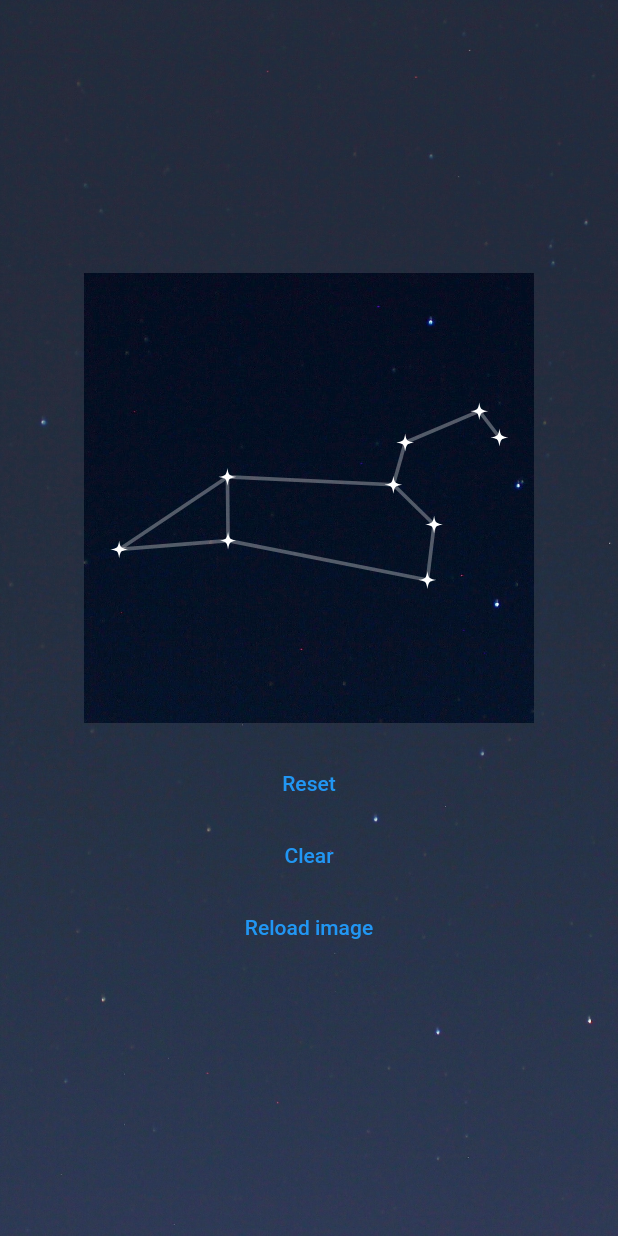
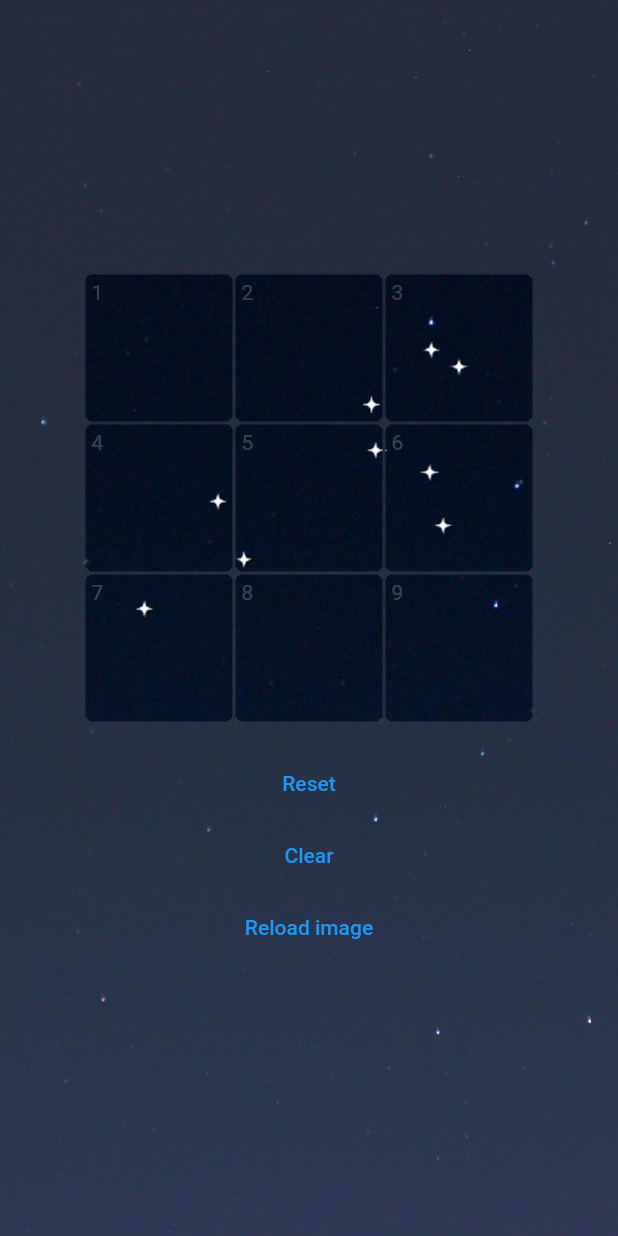
Before and after one commit to Zohenn/star_puzzle, a Flutter app: the screen it shows after launch, after a tap on "Reload image", on a phone screen of 412 x 824 dp. Run offline on Flutter 3.47's test engine with Material 2 defaults, Android fonts, the phone set to English and light mode, and no system bars.

Commit message:
tile design

```diff
--- a/lib/leo.dart
+++ b/lib/leo.dart
@@ -2,15 +2,24 @@ import 'package:star_puzzle/constellation.dart';
 
 final leo = Constellation(
   stars: [
-    Star(pos: Position(0.078249990940094, 0.614187479019165)),
-    Star(pos: Position(0.3201666673024495, 0.5946875015894572)),
-    Star(pos: Position(0.31877084573109943, 0.4531041781107585)),
-    Star(pos: Position(0.7631458441416422, 0.6821458339691162)),
-    Star(pos: Position(0.7780208587646484, 0.5588124990463257)),
-    Star(pos: Position(0.687541643778483, 0.470520814259847)),
-    Star(pos: Position(0.7138333320617676, 0.376687486966451)),
-    Star(pos: Position(0.8784791628519694, 0.3069791595141093)),
-    Star(pos: Position(0.9232291380564371, 0.36556251843770343)),
+    // Star(pos: Position(0.078249990940094, 0.614187479019165)),
+    // Star(pos: Position(0.3201666673024495, 0.5946875015894572)),
+    // Star(pos: Position(0.31877084573109943, 0.4531041781107585)),
+    // Star(pos: Position(0.7631458441416422, 0.6821458339691162)),
+    // Star(pos: Position(0.7780208587646484, 0.5588124990463257)),
+    // Star(pos: Position(0.687541643778483, 0.470520814259847)),
+    // Star(pos: Position(0.7138333320617676, 0.376687486966451)),
+    // Star(pos: Position(0.8784791628519694, 0.3069791595141093)),
+    // Star(pos: Position(0.9232291380564371, 0.36556251843770343)),
+    Star(pos: Position(0.13372579216957092, 0.7442870934804281)),
+    Star(pos: Position(0.3525862693786621, 0.6393872102101644)),
+    Star(pos: Position(0.30054424206415814, 0.5077079137166342)),
+    Star(pos: Position(0.7974852720896403, 0.5622869729995728)),
+    Star(pos: Position(0.7671735286712646, 0.44181470076243085)),
+    Star(pos: Position(0.6510630448659261, 0.3918120861053467)),
+    Star(pos: Position(0.6419815619786581, 0.2947890559832255)),
+    Star(pos: Position(0.7707105477650961, 0.1707069476445516)),
+    Star(pos: Position(0.8334826628367106, 0.20936224857966104)),
   ],
   lines: [
     Line(0, 1),
--- a/lib/main.dart
+++ b/lib/main.dart
@@ -38,6 +38,7 @@ class MyHomePage extends StatefulWidget {
 
 class _MyHomePageState extends State<MyHomePage> {
   ui.Image? image;
+  ui.Image? renderedImage;
   ConstellationAnimation constellationAnimation = ConstellationAnimation.from(leo);
   late Ticker ticker;
   int previousTime = 0;
@@ -61,7 +62,20 @@ class _MyHomePageState extends State<MyHomePage> {
 
     final ui.Image _image = (await codec.getNextFrame()).image;
 
-    setState(() => image = _image);
+    ui.PictureRecorder recorder = ui.PictureRecorder();
+    Canvas canvas = Canvas(recorder);
+    final backgroundPainter = ConstellationBackgroundPainter(_image, containerKey);
+    final foregroundPainter = ConstellationAnimationPainter(constellationAnimation);
+    final size = containerKey.currentContext!.size!;
+    // final size = Size(900, 900);
+    backgroundPainter.paint(canvas, size);
+    foregroundPainter.paint(canvas, size);
+    final _renderedImage = await recorder.endRecording().toImage(size.width.floor(), size.height.floor());
+
+    setState(() {
+      image = _image;
+      renderedImage = _renderedImage;
+    });
   }
 
   void startAnimation() {
@@ -105,10 +119,38 @@ class _MyHomePageState extends State<MyHomePage> {
                   key: containerKey,
                   height: 300,
                   width: 300,
-                  // decoration: BoxDecoration(border: Border.all()),
-                  child: CustomPaint(
-                    painter: ConstellationPainter(leo, image, containerKey),
-                    foregroundPainter: ConstellationAnimationPainter(constellationAnimation),
+                  // child: CustomPaint(
+                  //   painter: ConstellationBackgroundPainter(image, containerKey),
+                  //   foregroundPainter: ConstellationAnimationPainter(constellationAnimation),
+                  // ),
+                  child: Stack(
+                    children: [
+                      for (var i = 0; i < 3; i++)
+                        for (var j = 0; j < 3; j++)
+                          Positioned(
+                            top: i * 100,
+                            left: j * 100,
+                            child: Container(
+                              width: 100,
+                              height: 100,
+                              decoration: BoxDecoration(
+                                borderRadius: BorderRadius.circular(8),
+                              ),
+                              clipBehavior: Clip.hardEdge,
+                              padding: const EdgeInsets.all(1.0),
+                              child: CustomPaint(
+                                painter: PiecePainter(renderedImage, i, j),
+                                child: Align(
+                                  alignment: Alignment.topLeft,
+                                  child: Padding(
+                                    padding: const EdgeInsets.all(4.0),
+                                    child: Text('${i * 3 + j + 1}', style: TextStyle(color: Colors.white.withOpacity(0.2))),
+                                  ),
+                                ),
+                              ),
+                            ),
+                          ),
+                    ],
                   ),
                 ),
                 SizedBox(height: 16),
@@ -131,30 +173,6 @@ class _MyHomePageState extends State<MyHomePage> {
                   child: Text('Clear'),
                 ),
                 TextButton(onPressed: () => loadImage(), child: Text('Reload image')),
-                // Container(
-                //   height: 150,
-                //   width: 150,
-                //   clipBehavior: Clip.hardEdge,
-                //   decoration: BoxDecoration(),
-                //   child: Transform.scale(
-                //       scale: 25,
-                //       child: Image.asset(
-                //         'assets/wood.jpg',
-                //         filterQuality: FilterQuality.high,
-                //       )),
-                // ),
-                // Container(
-                //   height: 100,
-                //   width: 100,
-                //   clipBehavior: Clip.hardEdge,
-                //   decoration: BoxDecoration(),
-                //   child: Transform.scale(
-                //       scale: 1,
-                //       child: Image.asset(
-                //         'assets/wood_small.jpg',
-                //         filterQuality: FilterQuality.high,
-                //       )),
-                // ),
               ],
             ),
           ),
@@ -164,89 +182,14 @@ class _MyHomePageState extends State<MyHomePage> {
   }
 }
 
-class ConstellationPainter extends CustomPainter {
-  ConstellationPainter(this.constellation, this.image, this.containerKey);
+class ConstellationBackgroundPainter extends CustomPainter {
+  ConstellationBackgroundPainter(this.image, this.containerKey);
 
-  final Constellation constellation;
   final ui.Image? image;
   final GlobalKey containerKey;
 
-  final starPathSize = Size(12, 12);
-
-  static const starSize = 0.03;
-
-  static double get starShadowWidth => starSize * 0.25;
-
-  static double get lineSize => starSize * 0.75;
-
-  Offset sizeToOffset(Size size) => Offset(size.width, size.height);
-
   @override
   void paint(Canvas canvas, Size size) {
-    // if (image != null) {
-    //   // canvas.drawImageRect(
-    //   //   image!,
-    //   //   Offset(image!.width.toDouble() / 4, image!.width.toDouble() / 4) &
-    //   //       Size(image!.width.toDouble() / 2, image!.height.toDouble() / 2),
-    //   //   Offset.zero & size,
-    //   //   Paint()
-    //   //     ..colorFilter = ColorFilter.mode(Color(0xffe67404), BlendMode.modulate),
-    //   // );
-    //   final pieceSize = size / 3;
-    //   for (var i = 0; i < 3; i++) {
-    //     for (var j = 0; j < 3; j++) {
-    //       canvas.saveLayer(Offset.zero & size, Paint());
-    //       // final clipPath = Path();
-    //       // clipPath.addRRect(RRect.fromRectAndRadius(Offset(pieceSize.width * i, pieceSize.height * j) & pieceSize, Radius.circular(6)));
-    //       // canvas.clipPath(clipPath);
-    //       var r = Offset(pieceSize.width * i, pieceSize.height * j) & pieceSize;
-    //       canvas.drawImageRect(
-    //         image!,
-    //         Offset.zero & Size(image!.width.toDouble(), image!.height.toDouble()),
-    //         Offset(pieceSize.width * i, pieceSize.height * j) & pieceSize,
-    //         Paint()
-    //           // ..colorFilter = ColorFilter.mode(Color(0xffe67404), BlendMode.modulate)
-    //           ..strokeWidth = 1
-    //           ..color = Colors.black,
-    //       );
-    //       var shadowWidth = 2;
-    //       var path = Path();
-    //       path.moveTo(r.left, r.bottom);
-    //       path.lineTo(r.left + shadowWidth, r.bottom - shadowWidth);
-    //       path.lineTo(r.right - shadowWidth, r.bottom - shadowWidth);
-    //       path.lineTo(r.right, r.bottom);
-    //       path.close();
-    //       path.moveTo(r.left, r.top);
-    //       path.lineTo(r.left + shadowWidth, r.top + shadowWidth);
-    //       path.lineTo(r.left + 2, r.bottom - 2);
-    //       path.lineTo(r.left, r.bottom);
-    //       path.close();
-    //       path.moveTo(r.right, r.top);
-    //       path.lineTo(r.right - shadowWidth, r.top + shadowWidth);
-    //       path.lineTo(r.right - shadowWidth, r.bottom - shadowWidth);
-    //       path.lineTo(r.right, r.bottom);
-    //       path.close();
-    //       canvas.drawPath(
-    //           path,
-    //           Paint()
-    //             ..color = Color(0xa0000000)
-    //             ..blendMode = BlendMode.softLight);
-    //       canvas.restore();
-    //       path.reset();
-    //       path.moveTo(r.left, r.top);
-    //       path.lineTo(r.left + shadowWidth, r.top + shadowWidth);
-    //       path.lineTo(r.right - shadowWidth, r.top + shadowWidth);
-    //       path.lineTo(r.right, r.top);
-    //       path.close();
-    //       canvas.drawPath(
-    //           path,
-    //           Paint()
-    //             ..color = Color(0x60ffffff)
-    //             ..blendMode = BlendMode.hardLight);
-    //     }
-    //   }
-    // }
-
     if (image != null) {
       final context = containerKey.currentContext!;
       final mq = MediaQuery.of(context);
@@ -255,106 +198,9 @@ class ConstellationPainter extends CustomPainter {
       final pos = box.localToGlobal(Offset.zero);
       final scale = screenSize.height / image!.height;
       final srcSize = size * mq.devicePixelRatio * 1 / scale;
-      final imageOffset =
-          Offset(image!.width / 2 - srcSize.width / 2, pos.dy * mq.devicePixelRatio * 1 / scale);
+      final imageOffset = Offset(image!.width / 2 - srcSize.width / 2, pos.dy * mq.devicePixelRatio * 1 / scale);
       canvas.drawImageRect(image!, imageOffset & srcSize, Offset.zero & size, Paint());
     }
-
-    final linePaint = Paint()
-      ..color = Color(0x50ffffff)
-      ..strokeWidth = (starPathSize / 5).width;
-    for (var line in constellation.lines) {
-      var firstStar = constellation.stars[line.start];
-      var secondStar = constellation.stars[line.end];
-      canvas.drawLine(
-        firstStar.pos.toOffset(size),
-        secondStar.pos.toOffset(size),
-        linePaint,
-      );
-    }
-
-    final starPaint = Paint()..color = Color(0xffffffff);
-    for (var star in constellation.stars) {
-      final starPath = getStarPath(starPathSize)
-          .shift(star.pos.toOffset(size) - sizeToOffset(starPathSize) / 2);
-      canvas.drawPath(starPath, starPaint);
-    }
-
-    // canvas.saveLayer(
-    //     Offset.zero & size,
-    //     Paint()
-    //       ..color = Colors.white
-    //       ..blendMode = BlendMode.softLight);
-
-    // final starPaint = Paint()..color = Color(0xff000000);
-    // for (var star in constellation.stars) {
-    //   canvas.drawCircle(star.pos.toOffset(size), size.width * starSize, starPaint);
-    // }
-    //
-    // final linePaint = Paint()
-    //   ..color = Color(0xff000000)
-    //   ..strokeWidth = size.width * lineSize;
-    // for (var line in constellation.lines) {
-    //   var firstStar = constellation.stars[line.start];
-    //   var secondStar = constellation.stars[line.end];
-    //   canvas.drawLine(
-    //     firstStar.pos.toOffset(size),
-    //     secondStar.pos.toOffset(size),
-    //     linePaint,
-    //   );
-    // }
-    //
-    // canvas.restore();
-    //
-    // canvas.saveLayer(Offset.zero & size, Paint());
-    //
-    // final starShadowPaint = Paint()
-    //   ..color = Color(0x80000000)
-    //   ..strokeWidth = size.width * starShadowWidth
-    //   ..style = PaintingStyle.stroke;
-    // for (var star in constellation.stars) {
-    //   canvas.drawCircle(
-    //       star.pos.toOffset(size), size.width * starSize - size.width * starShadowWidth / 2, starShadowPaint);
-    // }
-    //
-    // final lineShadowPaint = Paint()
-    //   ..color = Color(0x80000000)
-    //   ..strokeWidth = size.width * lineSize
-    //   ..style = PaintingStyle.stroke;
-    // for (var line in constellation.lines) {
-    //   var firstStar = constellation.stars[line.start];
-    //   var secondStar = constellation.stars[line.end];
-    //   canvas.drawLine(
-    //     firstStar.pos.toOffset(size),
-    //     secondStar.pos.toOffset(size),
-    //     lineShadowPaint,
-    //   );
-    // }
-    //
-    // final starShadowErasePaint = Paint()
-    //   ..color = Color(0x80000000)
-    //   ..blendMode = BlendMode.clear;
-    // for (var star in constellation.stars) {
-    //   canvas.drawCircle(
-    //       star.pos.toOffset(size), size.width * starSize - size.width * starShadowWidth, starShadowErasePaint);
-    // }
-    //
-    // final lineShadowErasePaint = Paint()
-    //   ..color = Color(0x80000000)
-    //   ..strokeWidth = size.width * lineSize - size.width * starShadowWidth * 2
-    //   ..style = PaintingStyle.stroke
-    //   ..blendMode = BlendMode.clear;
-    // for (var line in constellation.lines) {
-    //   var firstStar = constellation.stars[line.start];
-    //   var secondStar = constellation.stars[line.end];
-    //   canvas.drawLine(
-    //     firstStar.pos.toOffset(size),
-    //     secondStar.pos.toOffset(size),
-    //     lineShadowErasePaint,
-    //   );
-    // }
-    //
-    // canvas.restore();
   }
 
   @override
@@ -368,17 +214,15 @@ class ConstellationAnimationPainter extends CustomPainter {
 
   final ConstellationAnimation constellation;
 
+  static const starPathSize = Size(12, 12);
+
+  static Offset sizeToOffset(Size size) => Offset(size.width, size.height);
+
   @override
   void paint(Canvas canvas, Size size) {
-    final starPaint = Paint()..color = Color(0xffFFF7D5);
-    for (var star in constellation.stars) {
-      canvas.drawCircle(star.pos.toOffset(size), size.width * ConstellationPainter.starSize * star.fill, starPaint);
-    }
-
     final linePaint = Paint()
-      ..color = Color(0xffFFF7D5)
-      ..strokeWidth = size.width * ConstellationPainter.lineSize
-      ..strokeCap = StrokeCap.round;
+      ..color = Color(0x30ffffff)
+      ..strokeWidth = (starPathSize / 5).width;
     for (var line in constellation.lines) {
       var firstStar = constellation.stars[line.start];
       if (line.shouldFill) {
@@ -392,6 +236,24 @@ class ConstellationAnimationPainter extends CustomPainter {
         );
       }
     }
+
+    // final starPaint = Paint()..color = Color(0xffFFF7D5);
+    final starPaint = Paint()..color = Color(0xffffffff);
+    for (var star in constellation.stars) {
+      final starPath = getStarPath(starPathSize).shift(star.pos.toOffset(size) - sizeToOffset(starPathSize) / 2);
+      if (star.fill != 0 && star.fill != 1) {
+        canvas.save();
+        canvas.translate(star.pos.toOffset(size).dx, star.pos.toOffset(size).dy);
+        canvas.rotate(star.fill * pi);
+        canvas.scale(sin(star.fill * pi) * 0.5 + 1);
+        canvas.translate(-star.pos.toOffset(size).dx, -star.pos.toOffset(size).dy);
+      }
+      canvas.drawShadow(starPath, Color(0xffffffff), star.fill * 2, true);
+      canvas.drawPath(starPath, starPaint);
+      if (star.fill != 0 && star.fill != 1) {
+        canvas.restore();
+      }
+    }
   }
 
   @override
@@ -399,3 +261,37 @@ class ConstellationAnimationPainter extends CustomPainter {
     return true;
   }
 }
+
+class PiecePainter extends CustomPainter {
+  PiecePainter(
+    this.image,
+    this.i,
+    this.j,
+  );
+
+  ui.Image? image;
+  late int i;
+  late int j;
+
+  @override
+  void paint(Canvas canvas, Size size) {
+    if (image != null) {
+      // paintImage(canvas: canvas, rect: Offset.zero & size, image: image!, fit: BoxFit.scaleDown);
+      canvas.drawImageRect(image!, Offset(j.toDouble(), i.toDouble()) * 100 & Size(100, 100), Offset.zero & size, Paint()..filterQuality = FilterQuality.high);
+      // canvas.drawAtlas(
+      //   image!,
+      //   [RSTransform.fromComponents(rotation: 0, scale: 100 / 300, anchorX: 0, anchorY: 0, translateX: 0, translateY: 0)],
+      //   [Rect.fromLTWH(j * 300, i * 300, 300, 300)],
+      //   [],
+      //   BlendMode.src,
+      //   null,
+      //   Paint(),
+      // );
+    }
+  }
+
+  @override
+  bool shouldRepaint(covariant CustomPainter oldDelegate) {
+    return true;
+  }
+}
```
